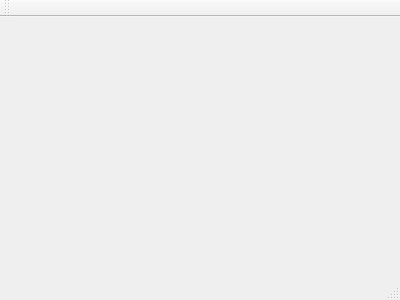
Old version of the form mainwindow.ui in the repository gerddie/r600-dass.
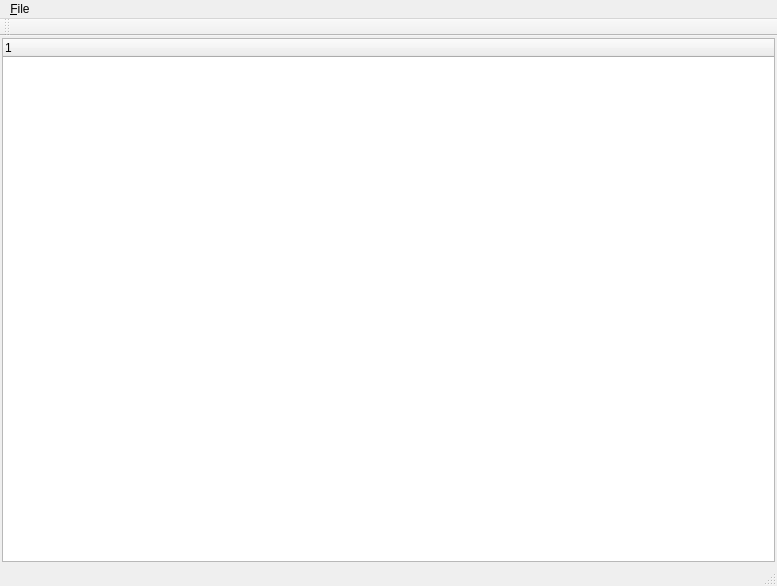
New version of the form.

```diff
--- a/mainwindow.ui
+++ b/mainwindow.ui
@@ -1,24 +1,96 @@
 <ui version="4.0">
  <class>MainWindow</class>
- <widget class="QMainWindow" name="MainWindow" >
-  <property name="geometry" >
+ <widget class="QMainWindow" name="MainWindow">
+  <property name="geometry">
    <rect>
     <x>0</x>
     <y>0</y>
-    <width>400</width>
-    <height>300</height>
+    <width>777</width>
+    <height>586</height>
    </rect>
   </property>
   <property name="windowTitle" >
    <string>MainWindow</string>
   </property>
-  <widget class="QMenuBar" name="menuBar" />
-  <widget class="QToolBar" name="mainToolBar" />
-  <widget class="QWidget" name="centralWidget" />
-  <widget class="QStatusBar" name="statusBar" />
+  <widget class="QWidget" name="centralWidget">
+   <layout class="QVBoxLayout" name="verticalLayout">
+    <property name="spacing">
+     <number>2</number>
+    </property>
+    <property name="leftMargin">
+     <number>2</number>
+    </property>
+    <property name="topMargin">
+     <number>2</number>
+    </property>
+    <property name="rightMargin">
+     <number>2</number>
+    </property>
+    <property name="bottomMargin">
+     <number>2</number>
+    </property>
+    <item>
+     <widget class="QTreeWidget" name="treeWidget">
+      <property name="sizePolicy">
+       <sizepolicy hsizetype="Expanding" vsizetype="Expanding">
+        <horstretch>0</horstretch>
+        <verstretch>0</verstretch>
+       </sizepolicy>
+      </property>
+      <column>
+       <property name="text">
+        <string notr="true">1</string>
+       </property>
+      </column>
+     </widget>
+    </item>
+   </layout>
+  </widget>
+  <widget class="QMenuBar" name="menuBar">
+   <property name="geometry">
+    <rect>
+     <x>0</x>
+     <y>0</y>
+     <width>777</width>
+     <height>23</height>
+    </rect>
+   </property>
+   <widget class="QMenu" name="menu_File">
+    <property name="title">
+     <string>&amp;File</string>
+    </property>
+    <addaction name="action_Open"/>
+    <addaction name="separator"/>
+    <addaction name="action_Quit"/>
+   </widget>
+   <addaction name="menu_File"/>
+  </widget>
+  <widget class="QToolBar" name="mainToolBar">
+   <attribute name="toolBarArea">
+    <enum>TopToolBarArea</enum>
+   </attribute>
+   <attribute name="toolBarBreak">
+    <bool>false</bool>
+   </attribute>
+  </widget>
+  <widget class="QStatusBar" name="statusBar"/>
+  <action name="action_Open">
+   <property name="text">
+    <string>&amp;Open</string>
+   </property>
+  </action>
+  <action name="action">
+   <property name="text">
+    <string>-</string>
+   </property>
+  </action>
+  <action name="action_Quit">
+   <property name="text">
+    <string>&amp;Quit</string>
+   </property>
+  </action>
  </widget>
- <layoutDefault spacing="6" margin="11" />
- <pixmapfunction></pixmapfunction>
+ <layoutdefault spacing="6" margin="11"/>
  <resources/>
  <connections/>
 </ui>
```
Left out of the diff: 3 changed lines with no effect on the pictures.
